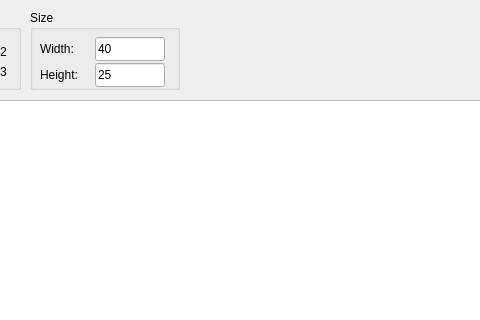
Above: graphicsinspector.ui from abalore/Cadence before the change; both pictures show x 260 to 740 and y 0 to 320 of the 1066 by 796 pixel window. Below: the same form after it.
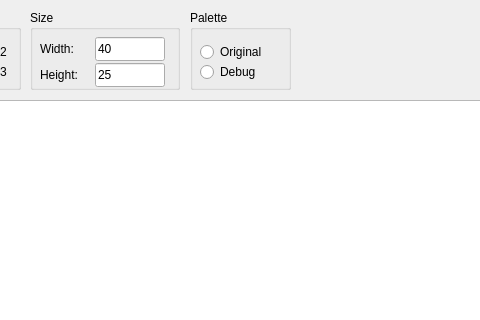
That is the form after the change.

Patch:
```diff
--- a/graphicsinspector.ui
+++ b/graphicsinspector.ui
@@ -236,6 +236,45 @@
     </property>
    </widget>
   </widget>
+  <widget class="QGroupBox" name="groupBoxPalette">
+   <property name="geometry">
+    <rect>
+     <x>450</x>
+     <y>10</y>
+     <width>101</width>
+     <height>80</height>
+    </rect>
+   </property>
+   <property name="title">
+    <string>Palette</string>
+   </property>
+   <widget class="QRadioButton" name="rbPaletteOriginal">
+    <property name="geometry">
+     <rect>
+      <x>10</x>
+      <y>30</y>
+      <width>81</width>
+      <height>24</height>
+     </rect>
+    </property>
+    <property name="text">
+     <string>Original</string>
+    </property>
+   </widget>
+   <widget class="QRadioButton" name="rbPaletteFalseColor">
+    <property name="geometry">
+     <rect>
+      <x>10</x>
+      <y>50</y>
+      <width>81</width>
+      <height>24</height>
+     </rect>
+    </property>
+    <property name="text">
+     <string>Debug</string>
+    </property>
+   </widget>
+  </widget>
  </widget>
  <resources/>
  <connections/>
```
